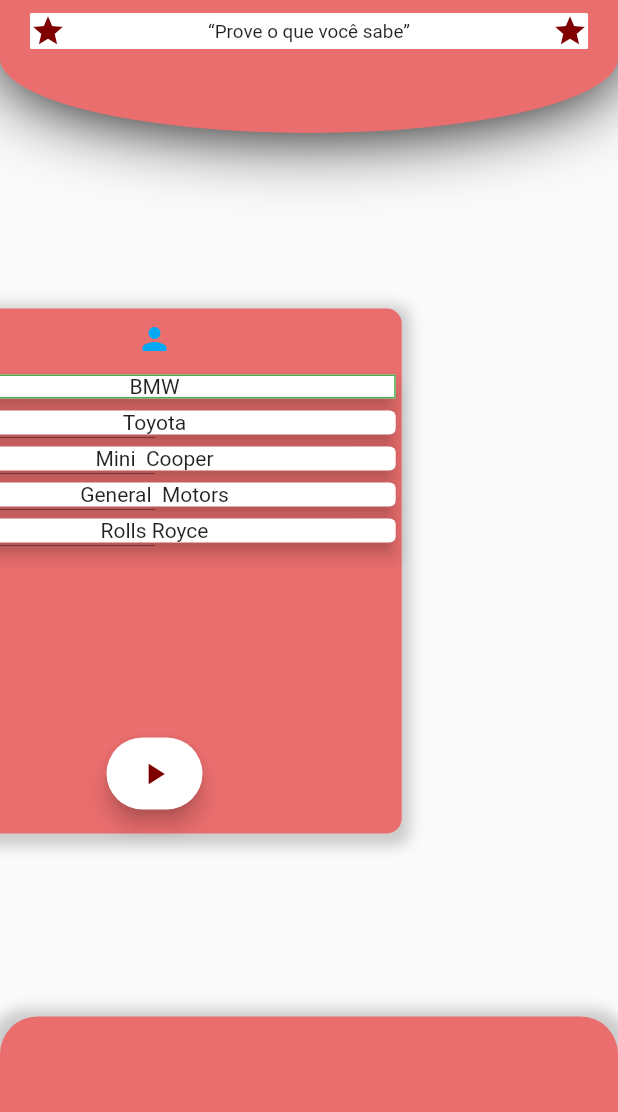
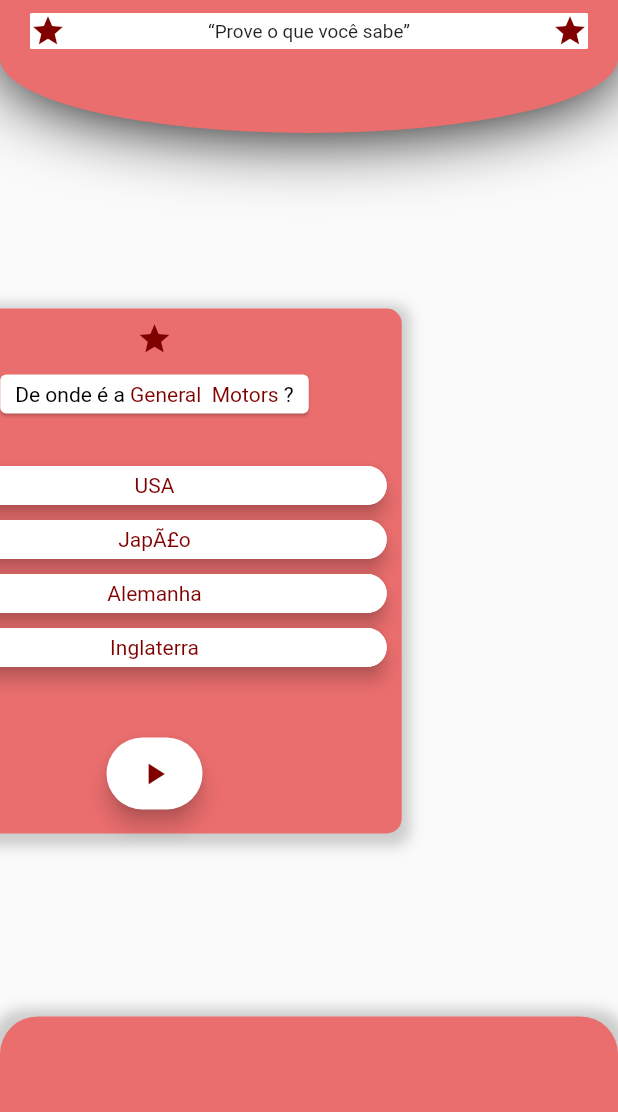
Before and after one commit to Fidjis/automakers_quiz-, a Flutter app: the screen it shows after launch, after a tap on the "play arrow" icon, on a phone screen of 412 x 824 dp, the part 107-1219 px from its top. Run offline on Flutter 3.47's test engine with Material 2 defaults, Android fonts, the phone set to English and light mode, and no system bars; our stand-ins replace get.

```diff
--- a/lib/presentation/pages/home_page/home_page_controller.dart
+++ b/lib/presentation/pages/home_page/home_page_controller.dart
@@ -1,4 +1,6 @@
 import 'package:automakers_quiz/core/domain/models/question_model.dart';
+import 'package:vector_math/vector_math.dart' as math;
+import 'package:automakers_quiz/presentation/pages/modals/completed_questions_modal.dart';
 import 'package:flutter/material.dart';
 import 'package:get/get.dart';
 
@@ -12,8 +14,10 @@
   final curve = Rx<Curve>(Curves.elasticOut);
 
   //QuestionsWidget
-  final selectedIndex = Rx(0);
+  final selectedIndex = Rx(-1);
   // final question = Rx(<Question>[]);
+  final currentQuestion = Rxn<Question>();
+  int _currentQuestionIndex = 0;
   final questions = Rx(<Question>[
     Question.fromJson({
       "brand": "BMW",
@@ -45,6 +49,8 @@
   @override
   void onInit() {
     super.onInit();
+    questions.value.shuffle();
+    currentQuestion.value = questions.value[_currentQuestionIndex];
   }
 
   @override
@@ -61,10 +67,54 @@
     Future.delayed(
       Duration(milliseconds: 1000),
       () {
+        //change next question
+        selectedIndex.value = -1;
+        if (_currentQuestionIndex < (questions.value.length - 1)) {
+          _currentQuestionIndex++;
+          currentQuestion.value = questions.value[_currentQuestionIndex];
+          currentQuestion.value!.options.shuffle();
+        } else if (_currentQuestionIndex == (questions.value.length - 1)) {
+          // _showSnackMessage('Fim das questões!');
+          _currentQuestionIndex = 0;
+          showResultModal();
+          return;
+        } else {}
+
         curve.value = curve.value == Curves.elasticOut ? Curves.elasticIn : Curves.elasticOut;
         startPos.value = 1.0;
         endPos.value = 0.0;
       },
     );
   }
+
+  showResultModal() {
+    showGeneralDialog(
+      context: scaffoldKey.currentContext!,
+      pageBuilder: (context, anim1, anim2) {
+        return Container();
+      },
+      barrierDismissible: true,
+      barrierColor: Colors.black.withOpacity(0.4),
+      barrierLabel: '',
+      transitionBuilder: (context, anim1, anim2, child) {
+        return Transform.rotate(
+          angle: math.radians(anim1.value * 360),
+          child: Opacity(
+            opacity: anim1.value,
+            child: CompletedQuestionsModal(),
+          ),
+        );
+      },
+      transitionDuration: Duration(milliseconds: 300),
+    );
+  }
+
+  _showSnackMessage(String message) {
+    Get.showSnackbar(GetBar(
+      title: 'Mensagem:',
+      message: message,
+      duration: Duration(milliseconds: 1500),
+      snackPosition: SnackPosition.BOTTOM,
+    ));
+  }
 }
--- a/lib/presentation/pages/home_page/home_page_widgets/home_quetions_widget.dart
+++ b/lib/presentation/pages/home_page/home_page_widgets/home_quetions_widget.dart
@@ -1,5 +1,6 @@
 import 'package:automakers_quiz/presentation/util/app_style.dart';
 import 'package:automakers_quiz/presentation/widgets/spacing.dart';
+import 'package:automakers_quiz/presentation/widgets/star_icon_widget.dart';
 import 'package:flutter/material.dart';
 import 'package:get/get.dart';
 
@@ -8,33 +9,67 @@
 class QuestionsWidget extends GetView<HomePageController> {
   @override
   Widget build(BuildContext context) {
-    return Column(
-      mainAxisSize: MainAxisSize.min,
-      children: <Widget>[
-        Spacing.extraSmall(),
-        Icon(
-          Icons.person,
-          color: Colors.lightBlue,
+    final question = Obx(
+      () => Card(
+        child: Padding(
+          padding: const EdgeInsets.symmetric(horizontal: 10, vertical: 5),
+          child: RichText(
+            text: TextSpan(
+              children: [
+                TextSpan(
+                  text: 'De onde é a ',
+                  style: TextStyle(
+                    color: Colors.black,
                   ),
-        Spacing.extraSmall(),
-        Flexible(
+                ),
+                TextSpan(
+                  text: controller.currentQuestion.value!.brand,
+                  style: TextStyle(
+                    color: AppStyle.primaryColor,
+                  ),
+                ),
+                TextSpan(
+                  text: ' ?',
+                  style: TextStyle(
+                    color: Colors.black,
+                  ),
+                ),
+              ],
+            ),
+          ),
+        ),
+      ),
+    );
+    final options = Flexible(
+      child: Center(
         child: ListView.builder(
-            itemCount: controller.questions.value.length,
+          shrinkWrap: true,
+          itemCount: controller.currentQuestion.value!.options.length,
           itemBuilder: (BuildContext context, int position) {
             return Obx(
               () => InkWell(
                 onTap: () => controller.selectedIndex.value = position,
                 child: Container(
-                    // width: 150,
                   child: Card(
-                      shape: (controller.selectedIndex.value == position)
-                          ? RoundedRectangleBorder(side: BorderSide(color: Colors.green))
-                          : null,
+                    color: controller.selectedIndex.value == position ? AppStyle.primaryColor : AppStyle.segundaryColor,
+                    margin: EdgeInsets.symmetric(horizontal: 10, vertical: 5),
+                    shape: controller.selectedIndex.value == position
+                        ? StadiumBorder(side: BorderSide(color: AppStyle.primaryColor, width: 2.0))
+                        : StadiumBorder(side: BorderSide(color: AppStyle.segundaryColor, width: 2.0)),
                     elevation: 5,
                     child: Column(
                       mainAxisAlignment: MainAxisAlignment.spaceAround,
                       children: <Widget>[
-                          Text(controller.questions.value[position].brand),
+                        Padding(
+                          padding: const EdgeInsets.symmetric(horizontal: 10, vertical: 5),
+                          child: Text(
+                            controller.currentQuestion.value!.options[position],
+                            style: TextStyle(
+                                color: controller.selectedIndex.value == position
+                                    ? AppStyle.segundaryColor
+                                    : AppStyle.primaryColor),
+                          ),
+                        ),
                       ],
                     ),
                   ),
@@ -44,8 +79,8 @@
           },
         ),
       ),
-        Spacing.extraSmall(),
-        Padding(
+    );
+    final button = Padding(
       padding: EdgeInsets.symmetric(vertical: 16.0),
       child: FloatingActionButton.extended(
         backgroundColor: AppStyle.segundaryColor,
@@ -55,7 +90,18 @@
           color: AppStyle.primaryColor,
         ),
       ),
-        ),
+    );
+    return Column(
+      mainAxisSize: MainAxisSize.min,
+      children: <Widget>[
+        Spacing.extraSmall(),
+        StarIcon(),
+        Spacing.extraSmall(),
+        question,
+        Spacing.extraSmall(),
+        options,
+        Spacing.extraSmall(),
+        button,
       ],
     );
   }
```
Also changed, not shown: lib/presentation/pages/modals/completed_questions_modal.dart (added, +124 -0 lines). Lines whose indentation alone changed are shown as unchanged.
